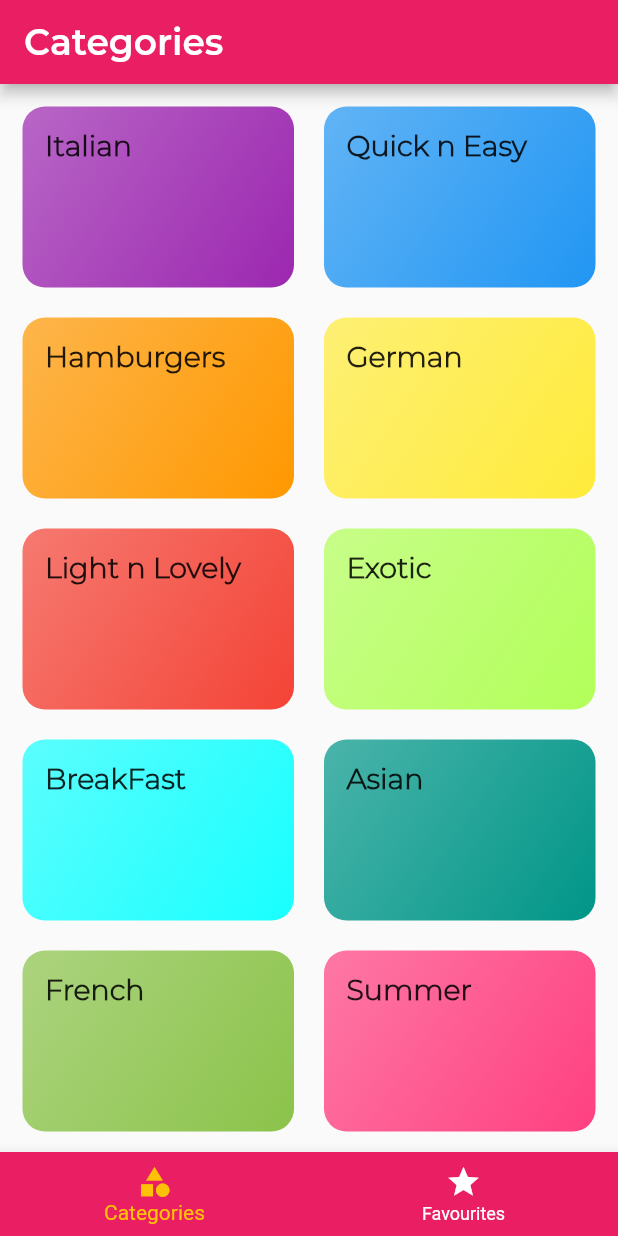
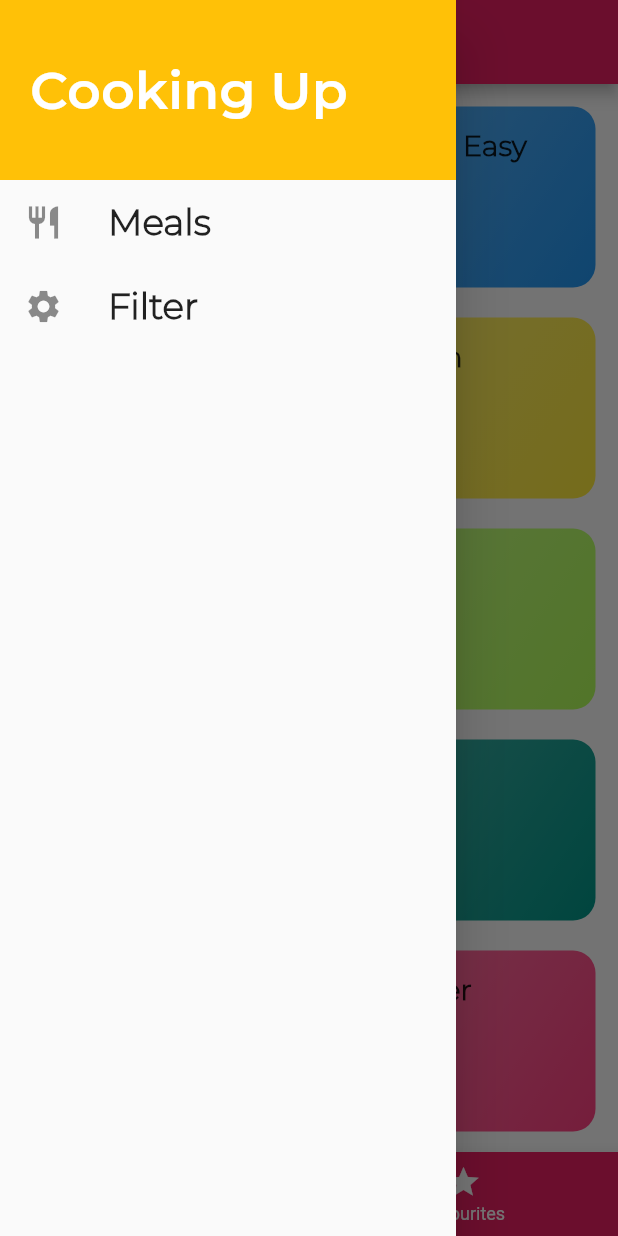
Before and after one commit to RGTechno/MealsApp, a Flutter app: the screen it shows after launch, with the side drawer open (before the commit the screen has no drawer), on a phone screen of 412 x 824 dp. Run offline on Flutter 3.47's test engine with Material 2 defaults, Android fonts, the phone set to English and light mode, and no system bars; project files that could hold a hidden picture were left out.

Commit message:
drawers added

```diff
--- a/lib/main.dart
+++ b/lib/main.dart
@@ -1,9 +1,8 @@
 import 'package:flutter/material.dart';
-import 'package:meals_app/screens/tabs_screen.dart';
+import './screens/filters_screen.dart';
+import './screens/tabs_screen.dart';
 import './screens/meal_detail_screen.dart';
 import './screens/category_item_screen.dart';
-
-import './screens/categories_screen.dart';
 
 void main() {
   runApp(MyApp());
@@ -42,6 +41,7 @@ class MyApp extends StatelessWidget {
         "/": (ctx) => TabsScreen(),
         "/category": (ctx) => CategorySelected(),
         "/detail": (ctx) => MealDetailScreen(),
+        "/filters": (ctx) => FiltersScreen()
       },
 //      onGenerateRoute: () {},
 //      onUnknownRoute: () {},
--- /dev/null
+++ b/lib/screens/filters_screen.dart
@@ -0,0 +1,17 @@
+import 'package:flutter/material.dart';
+import '../widgets/main_drawer.dart';
+
+class FiltersScreen extends StatelessWidget {
+  @override
+  Widget build(BuildContext context) {
+    return Scaffold(
+      appBar: AppBar(
+        title: Text("Filters", style: Theme.of(context).textTheme.headline6),
+      ),
+      drawer: MainDrawer(),
+      body: Center(
+        child: Text("Filters"),
+      ),
+    );
+  }
+}
--- a/lib/screens/tabs_screen.dart
+++ b/lib/screens/tabs_screen.dart
@@ -1,6 +1,7 @@
 import 'package:flutter/material.dart';
 import 'package:meals_app/screens/categories_screen.dart';
 import 'package:meals_app/screens/favourites_screen.dart';
+import '../widgets/main_drawer.dart';
 
 class TabsScreen extends StatefulWidget {
   @override
@@ -36,6 +37,7 @@ class _TabsScreenState extends State<TabsScreen> {
           style: Theme.of(context).textTheme.headline6,
         ),
       ),
+      drawer: MainDrawer(),
       body: _pages[_selectedTabIndex]["page"],
       bottomNavigationBar: BottomNavigationBar(
 //        type: BottomNavigationBarType.shifting,
--- /dev/null
+++ b/lib/widgets/main_drawer.dart
@@ -0,0 +1,60 @@
+import 'package:flutter/material.dart';
+
+class MainDrawer extends StatelessWidget {
+  Widget buildListTile(String title, IconData icon, Function tapHandler) {
+    return ListTile(
+      leading: Icon(
+        icon,
+        size: 26,
+      ),
+      title: Text(
+        title,
+        style: TextStyle(
+          fontFamily: "MontserratLight",
+          fontWeight: FontWeight.bold,
+          fontSize: 24,
+        ),
+      ),
+      onTap: tapHandler,
+    );
+  }
+
+  @override
+  Widget build(BuildContext context) {
+    return Drawer(
+      child: Column(
+        children: <Widget>[
+          Container(
+            height: 120,
+            width: double.infinity,
+            padding: EdgeInsets.all(20),
+            color: Theme.of(context).accentColor,
+            child: Text(
+              "Cooking Up",
+              style: TextStyle(
+                  fontWeight: FontWeight.bold,
+                  fontSize: 35,
+                  fontFamily: "MontserratSemiBold",
+                  color: Colors.white),
+            ),
+            alignment: Alignment.centerLeft,
+          ),
+          buildListTile(
+            "Meals",
+            Icons.restaurant,
+            () {
+              Navigator.of(context).pushReplacementNamed("/");
+            },
+          ),
+          buildListTile(
+            "Filter",
+            Icons.settings,
+            () {
+              Navigator.of(context).pushReplacementNamed("/filters");
+            },
+          ),
+        ],
+      ),
+    );
+  }
+}
```
